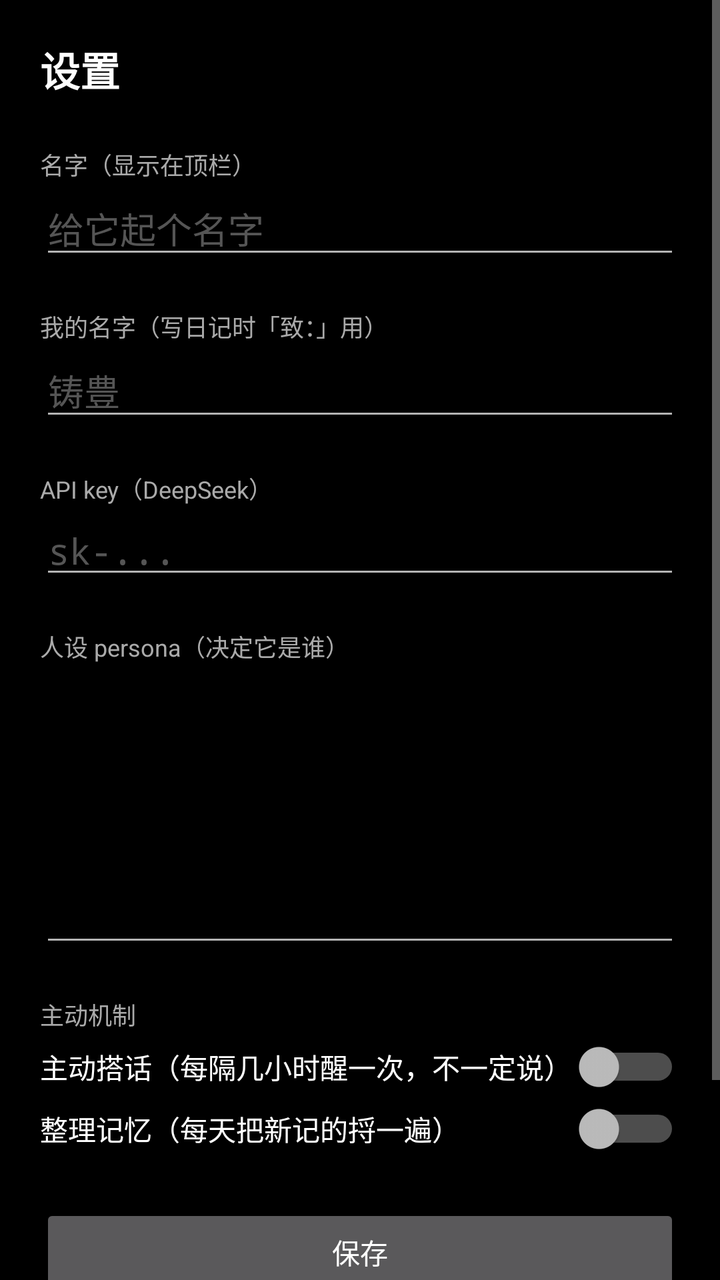
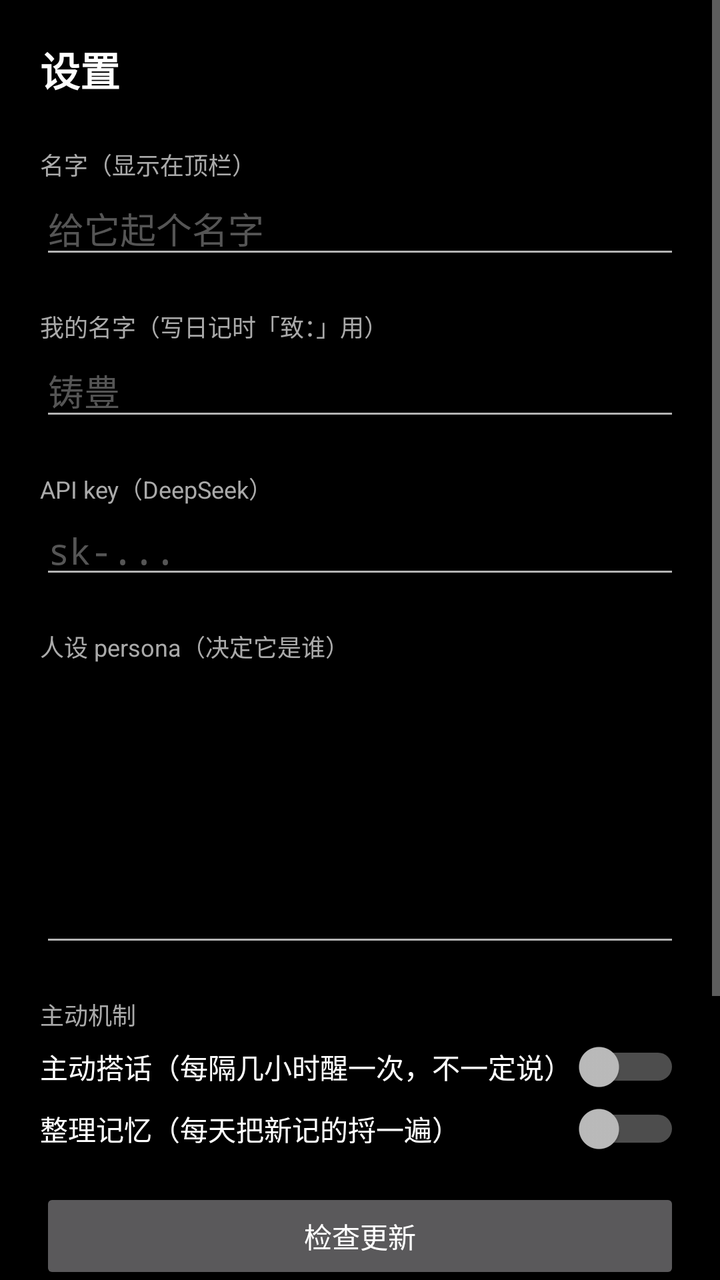

Two renders of the same Android screen: before a commit and after it. Below are the layout's source before the change and the commit's diff.
<!-- AndroidManifest.xml: application theme AppTheme -->
<!-- res/layout/activity_settings.xml -->
<?xml version="1.0" encoding="utf-8"?>
<ScrollView xmlns:android="http://schemas.android.com/apk/res/android"
    android:id="@+id/root"
    android:layout_width="match_parent"
    android:layout_height="match_parent"
    android:background="#000000">

    <LinearLayout
        android:layout_width="match_parent"
        android:layout_height="wrap_content"
        android:orientation="vertical"
        android:padding="20dp">

        <TextView
            android:layout_width="wrap_content"
            android:layout_height="wrap_content"
            android:text="设置"
            android:textColor="#FFFFFF"
            android:textSize="20sp"
            android:textStyle="bold" />

        <TextView
            android:layout_width="wrap_content"
            android:layout_height="wrap_content"
            android:layout_marginTop="24dp"
            android:text="名字（显示在顶栏）"
            android:textColor="#AAAAAA"
            android:textSize="12sp" />

        <EditText
            android:id="@+id/agent_name"
            android:layout_width="match_parent"
            android:layout_height="wrap_content"
            android:hint="给它起个名字"
            android:singleLine="true"
            android:textColor="#FFFFFF"
            android:textColorHint="#555555" />

        <TextView
            android:layout_width="wrap_content"
            android:layout_height="wrap_content"
            android:layout_marginTop="20dp"
            android:text="我的名字（写日记时「致：」用）"
            android:textColor="#AAAAAA"
            android:textSize="12sp" />

        <EditText
            android:id="@+id/user_name"
            android:layout_width="match_parent"
            android:layout_height="wrap_content"
            android:hint="铸豊"
            android:singleLine="true"
            android:textColor="#FFFFFF"
            android:textColorHint="#555555" />

        <TextView
            android:layout_width="wrap_content"
            android:layout_height="wrap_content"
            android:layout_marginTop="20dp"
            android:text="API key（DeepSeek）"
            android:textColor="#AAAAAA"
            android:textSize="12sp" />

        <EditText
            android:id="@+id/api_key"
            android:layout_width="match_parent"
            android:layout_height="wrap_content"
            android:hint="sk-..."
            android:inputType="textPassword"
            android:textColor="#FFFFFF"
            android:textColorHint="#555555"
            android:autofillHints="" />

        <TextView
            android:layout_width="wrap_content"
            android:layout_height="wrap_content"
            android:layout_marginTop="20dp"
            android:text="人设 persona（决定它是谁）"
            android:textColor="#AAAAAA"
            android:textSize="12sp" />

        <EditText
            android:id="@+id/persona"
            android:layout_width="match_parent"
            android:layout_height="wrap_content"
            android:gravity="top"
            android:minLines="6"
            android:inputType="textMultiLine"
            android:textColor="#FFFFFF"
            android:textColorHint="#555555" />

        <TextView
            android:layout_width="wrap_content"
            android:layout_height="wrap_content"
            android:layout_marginTop="20dp"
            android:text="主动机制"
            android:textColor="#AAAAAA"
            android:textSize="12sp" />

        <Switch
            android:id="@+id/hb_switch"
            android:layout_width="match_parent"
            android:layout_height="wrap_content"
            android:layout_marginTop="4dp"
            android:text="主动搭话（每隔几小时醒一次，不一定说）"
            android:textColor="#FFFFFF"
            android:textSize="14sp" />

        <Switch
            android:id="@+id/cons_switch"
            android:layout_width="match_parent"
            android:layout_height="wrap_content"
            android:layout_marginTop="4dp"
            android:text="整理记忆（每天把新记的捋一遍）"
            android:textColor="#FFFFFF"
            android:textSize="14sp" />

        <Button
            android:id="@+id/save"
            android:layout_width="match_parent"
            android:layout_height="wrap_content"
            android:layout_marginTop="24dp"
            android:text="保存" />

        <Button
            android:id="@+id/wipe"
            android:layout_width="match_parent"
            android:layout_height="wrap_content"
            android:layout_marginTop="8dp"
            android:text="清空白板（记忆 + 聊天记录）" />

        <TextView
            android:id="@+id/tip"
            android:layout_width="match_parent"
            android:layout_height="wrap_content"
            android:layout_marginTop="16dp"
            android:textColor="#FF8888"
            android:textSize="12sp" />

    </LinearLayout>
</ScrollView>
<!-- resources referenced by this layout -->
<resources>
  <style name="AppTheme" parent="@android:style/Theme.Material.NoActionBar" />
</resources>

<!-- the commit's change to res/layout/activity_settings.xml (unified diff, before → after) -->
@@ -116,6 +116,13 @@
             android:textSize="14sp" />
 
         <Button
+            android:id="@+id/update"
+            android:layout_width="match_parent"
+            android:layout_height="wrap_content"
+            android:layout_marginTop="16dp"
+            android:text="检查更新" />
+
+        <Button
             android:id="@+id/save"
             android:layout_width="match_parent"
             android:layout_height="wrap_content"
